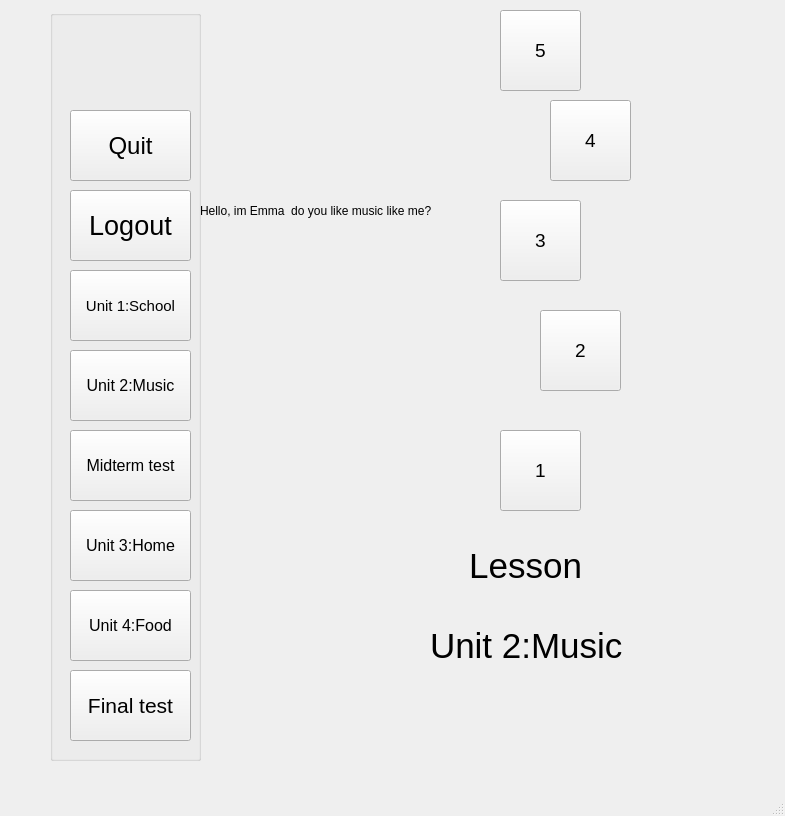
Qt form SPCK/Gui/Unit2.ui (trongphuc1/TL-C4K-PTI01-) before a commit.
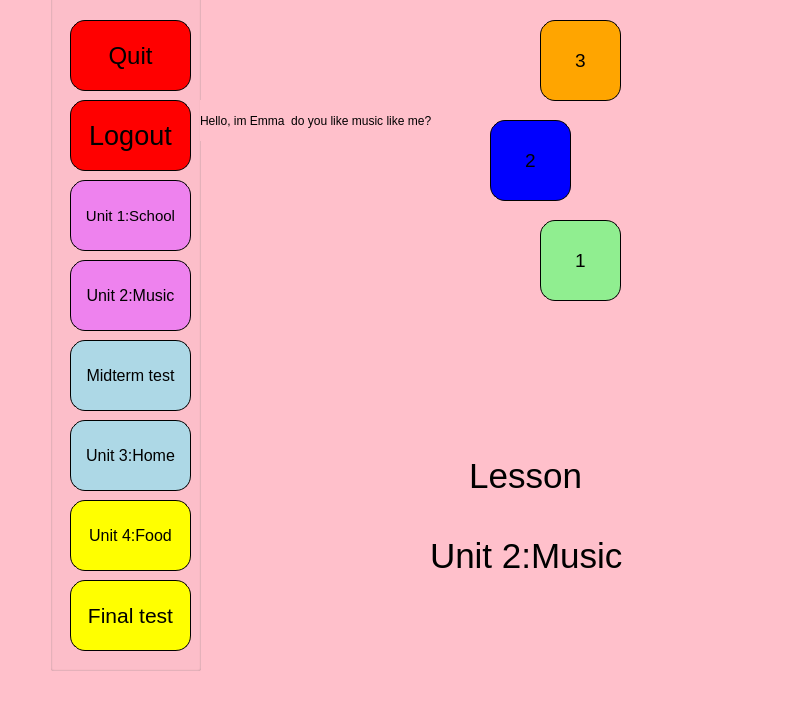
The same form after that commit. Icons and pictures are not drawn.

What changed in the file:
```diff
--- a/SPCK/Gui/Unit2.ui
+++ b/SPCK/Gui/Unit2.ui
@@ -7,36 +7,21 @@
     <x>0</x>
     <y>0</y>
     <width>785</width>
-    <height>816</height>
+    <height>722</height>
    </rect>
   </property>
   <property name="windowTitle">
    <string>MainWindow</string>
   </property>
+  <property name="styleSheet">
+   <string notr="true">background-color:pink</string>
+  </property>
   <widget class="QWidget" name="centralwidget">
-   <widget class="QPushButton" name="les3">
-    <property name="geometry">
-     <rect>
-      <x>500</x>
-      <y>200</y>
-      <width>81</width>
-      <height>81</height>
-     </rect>
-    </property>
-    <property name="font">
-     <font>
-      <pointsize>14</pointsize>
-     </font>
-    </property>
-    <property name="text">
-     <string>3</string>
-    </property>
-   </widget>
    <widget class="QGroupBox" name="groupBox">
     <property name="geometry">
      <rect>
       <x>50</x>
-      <y>10</y>
+      <y>-80</y>
       <width>151</width>
       <height>751</height>
      </rect>
@@ -58,6 +43,12 @@
        <pointsize>18</pointsize>
       </font>
      </property>
+     <property name="styleSheet">
+      <string notr="true">    border-radius: 15px;
+    border: 1px solid black;
+    padding: 5px;
+    background-color: red;</string>
+     </property>
      <property name="text">
       <string>Quit</string>
      </property>
@@ -76,6 +67,12 @@
        <pointsize>20</pointsize>
       </font>
      </property>
+     <property name="styleSheet">
+      <string notr="true">    border-radius: 15px;
+    border: 1px solid black;
+    padding: 5px;
+    background-color: red;</string>
+     </property>
      <property name="text">
       <string>Logout</string>
      </property>
@@ -94,6 +91,12 @@
        <pointsize>11</pointsize>
       </font>
      </property>
+     <property name="styleSheet">
+      <string notr="true">    border-radius: 15px;
+    border: 1px solid black;
+    padding: 5px;
+    background-color: violet;</string>
+     </property>
      <property name="text">
       <string>Unit 1:School</string>
      </property>
@@ -112,6 +115,12 @@
        <pointsize>12</pointsize>
       </font>
      </property>
+     <property name="styleSheet">
+      <string notr="true">    border-radius: 15px;
+    border: 1px solid black;
+    padding: 5px;
+    background-color: violet;</string>
+     </property>
      <property name="text">
       <string>Unit 2:Music</string>
      </property>
@@ -130,6 +139,12 @@
        <pointsize>12</pointsize>
       </font>
      </property>
+     <property name="styleSheet">
+      <string notr="true">    border-radius: 15px;
+    border: 1px solid black;
+    padding: 5px;
+    background-color: lightblue;</string>
+     </property>
      <property name="text">
       <string>Unit 3:Home</string>
      </property>
@@ -148,6 +163,12 @@
        <pointsize>12</pointsize>
       </font>
      </property>
+     <property name="styleSheet">
+      <string notr="true">    border-radius: 15px;
+    border: 1px solid black;
+    padding: 5px;
+    background-color: yellow;</string>
+     </property>
      <property name="text">
       <string>Unit 4:Food</string>
      </property>
@@ -166,6 +187,12 @@
        <pointsize>16</pointsize>
       </font>
      </property>
+     <property name="styleSheet">
+      <string notr="true">    border-radius: 15px;
+    border: 1px solid black;
+    padding: 5px;
+    background-color: yellow;</string>
+     </property>
      <property name="text">
       <string>Final test</string>
      </property>
@@ -184,6 +211,12 @@
        <pointsize>12</pointsize>
       </font>
      </property>
+     <property name="styleSheet">
+      <string notr="true">    border-radius: 15px;
+    border: 1px solid black;
+    padding: 5px;
+    background-color: lightblue;</string>
+     </property>
      <property name="text">
       <string>Midterm test</string>
      </property>
@@ -193,7 +226,7 @@
     <property name="geometry">
      <rect>
       <x>200</x>
-      <y>190</y>
+      <y>100</y>
       <width>291</width>
       <height>41</height>
      </rect>
@@ -211,7 +244,7 @@
     <property name="geometry">
      <rect>
       <x>440</x>
-      <y>520</y>
+      <y>430</y>
       <width>221</width>
       <height>91</height>
      </rect>
@@ -229,7 +262,7 @@
     <property name="geometry">
      <rect>
       <x>540</x>
-      <y>310</y>
+      <y>220</y>
       <width>81</width>
       <height>81</height>
      </rect>
@@ -239,15 +272,21 @@
       <pointsize>14</pointsize>
      </font>
     </property>
+    <property name="styleSheet">
+     <string notr="true">    border-radius: 15px;
+    border: 1px solid black;
+    padding: 5px;
+    background-color: lightgreen;</string>
+    </property>
     <property name="text">
-     <string>2</string>
+     <string>1</string>
     </property>
    </widget>
    <widget class="QPushButton" name="les5">
     <property name="geometry">
      <rect>
-      <x>500</x>
-      <y>10</y>
+      <x>540</x>
+      <y>20</y>
       <width>81</width>
       <height>81</height>
      </rect>
@@ -257,15 +296,21 @@
       <pointsize>14</pointsize>
      </font>
     </property>
+    <property name="styleSheet">
+     <string notr="true">    border-radius: 15px;
+    border: 1px solid black;
+    padding: 5px;
+    background-color: orange;</string>
+    </property>
     <property name="text">
-     <string>5</string>
+     <string>3</string>
     </property>
    </widget>
    <widget class="QLabel" name="label_2">
     <property name="geometry">
      <rect>
       <x>280</x>
-      <y>240</y>
+      <y>150</y>
       <width>121</width>
       <height>241</height>
      </rect>
@@ -283,8 +328,8 @@
    <widget class="QPushButton" name="les4">
     <property name="geometry">
      <rect>
-      <x>550</x>
-      <y>100</y>
+      <x>490</x>
+      <y>120</y>
       <width>81</width>
       <height>81</height>
      </rect>
@@ -294,33 +339,21 @@
       <pointsize>14</pointsize>
      </font>
     </property>
-    <property name="text">
-     <string>4</string>
+    <property name="styleSheet">
+     <string notr="true">    border-radius: 15px;
+    border: 1px solid black;
+    padding: 5px;
+    background-color: blue;</string>
     </property>
-   </widget>
-   <widget class="QPushButton" name="les1">
-    <property name="geometry">
-     <rect>
-      <x>500</x>
-      <y>430</y>
-      <width>81</width>
-      <height>81</height>
-     </rect>
-    </property>
-    <property name="font">
-     <font>
-      <pointsize>14</pointsize>
-     </font>
-    </property>
     <property name="text">
-     <string>1</string>
+     <string>2</string>
     </property>
    </widget>
    <widget class="QLabel" name="label_4">
     <property name="geometry">
      <rect>
       <x>430</x>
-      <y>600</y>
+      <y>510</y>
       <width>261</width>
       <height>91</height>
      </rect>
```
